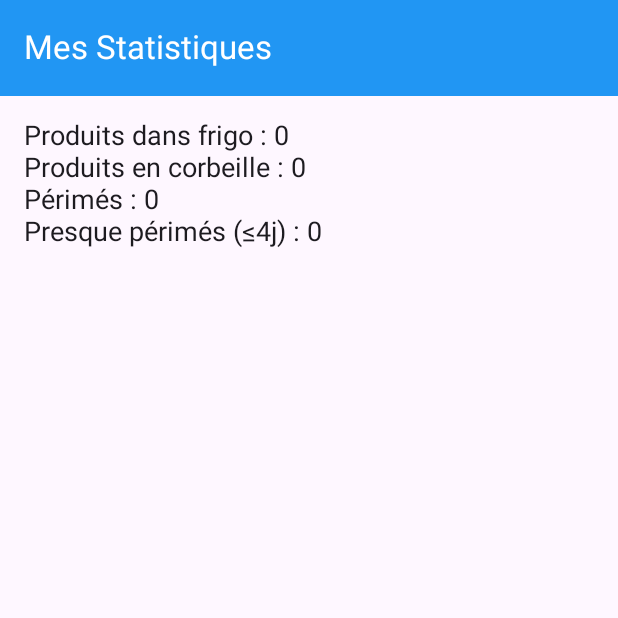
After one commit to dyhia122/MonFrigoIntelligent, an Android app built with Jetpack Compose: the StatsActivity screen opened directly, with no data from a screen before it, on a phone screen of 412 x 824 dp, the top half of it. The commit adds this screen. Run offline under Robolectric (Android 15) with nearby library versions, the phone set to English and light mode, and no system bars; our stand-ins replace Room's generated code.

Commit message:
ajout des fichiers recettes et statistique

```diff
--- a/app/src/main/java/com/example/myapplication/CorbeilleDao.kt
+++ b/app/src/main/java/com/example/myapplication/CorbeilleDao.kt
@@ -1,6 +1,10 @@
 package com.example.myapplication
 
-import androidx.room.*
+import androidx.room.Dao
+import androidx.room.Delete
+import androidx.room.Insert
+import androidx.room.OnConflictStrategy
+import androidx.room.Query
 import kotlinx.coroutines.flow.Flow
 
 @Dao
@@ -8,6 +12,9 @@ interface CorbeilleDao {
 
     @Query("SELECT * FROM corbeille ORDER BY dateSuppression DESC")
     fun getAllCorbeille(): Flow<List<CorbeilleAliment>>
+
+    @Query("SELECT * FROM corbeille ORDER BY dateSuppression DESC")
+    fun getAllCorbeilleNow(): List<CorbeilleAliment>  // Ajouté pour StatsActivity
 
     @Insert(onConflict = OnConflictStrategy.REPLACE)
     suspend fun insert(corbeilleAliment: CorbeilleAliment)
--- /dev/null
+++ b/app/src/main/java/com/example/myapplication/StatsActivity.kt
@@ -0,0 +1,64 @@
+package com.example.myapplication
+
+import android.os.Bundle
+import androidx.activity.ComponentActivity
+import androidx.activity.compose.setContent
+import androidx.compose.foundation.layout.*
+import androidx.compose.material3.*
+import androidx.compose.runtime.*
+import androidx.compose.ui.Modifier
+import androidx.compose.ui.graphics.Color
+import androidx.compose.ui.unit.dp
+import androidx.compose.ui.unit.sp
+import androidx.lifecycle.lifecycleScope
+import kotlinx.coroutines.launch
+import java.time.LocalDate
+import java.time.temporal.ChronoUnit
+
+@OptIn(ExperimentalMaterial3Api::class)  // Ajouté pour éviter l'erreur expérimentale
+class StatsActivity : ComponentActivity() {
+    private lateinit var dao: AlimentDao
+    private lateinit var corbeilleDao: CorbeilleDao
+
+    override fun onCreate(savedInstanceState: Bundle?) {
+        super.onCreate(savedInstanceState)
+        dao = FrigoDatabase.getDatabase(this).alimentDao()
+        corbeilleDao = FrigoDatabase.getDatabase(this).corbeilleDao()
+        setContent {
+            StatsScreen()
+        }
+    }
+
+    @OptIn(ExperimentalMaterial3Api::class)  // Ajouté ici aussi
+    @Composable
+    fun StatsScreen() {
+        var stats by remember { mutableStateOf("Chargement...") }
+
+        LaunchedEffect(Unit) {
+            lifecycleScope.launch {
+                val aliments = dao.getAllNow()
+                val corbeille = corbeilleDao.getAllCorbeilleNow()
+                val today = LocalDate.now()
+                val perimes = aliments.count { ChronoUnit.DAYS.between(today, LocalDate.parse(it.dateExpiration)) < 0 }
+                val presquePerimes = aliments.count { val days = ChronoUnit.DAYS.between(today, LocalDate.parse(it.dateExpiration)); days in 0..4 }
+                stats = """
+                    Produits dans frigo : ${aliments.size}
+                    Produits en corbeille : ${corbeille.size}
+                    Périmés : $perimes
+                    Presque périmés (≤4j) : $presquePerimes
+                """.trimIndent()
+            }
+        }
+
+        Scaffold(
+            topBar = {
+                TopAppBar(
+                    title = { Text("Mes Statistiques", fontSize = 22.sp, color = Color.White) },
+                    colors = TopAppBarDefaults.topAppBarColors(containerColor = Color(0xFF2196F3))
+                )
+            }
+        ) { innerPadding ->
+            Text(stats, modifier = Modifier.padding(innerPadding).padding(16.dp), fontSize = 18.sp)
+        }
+    }
+}
```
Also changed, not shown: app/src/main/java/com/example/myapplication/AlimentAdapter.kt (+17 -13 lines), app/src/main/java/com/example/myapplication/CorbeilleAdapter.kt (+11 -0 lines), app/src/main/java/com/example/myapplication/RecettesActivity.kt (+51 -0 lines), app/src/main/res/layout/activity_corbeille.xml (+29 -21 lines).
